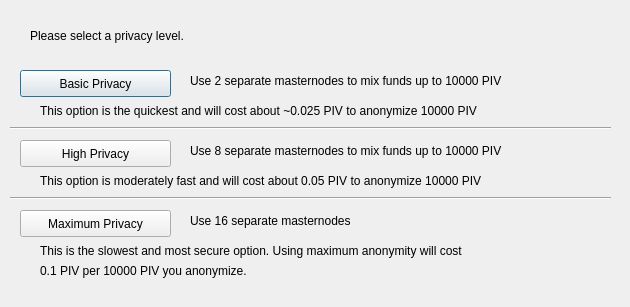
First picture: the form in src/qt/forms/obfuscationconfig.ui, repository smupyknight/htc-pivx, before the edit.
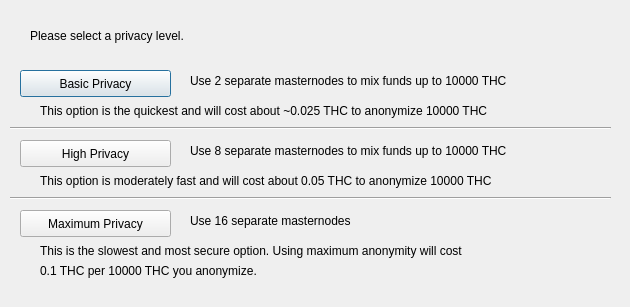
Second picture: the form after the edit.

Diff of the .ui file:
```diff
--- a/src/qt/forms/obfuscationconfig.ui
+++ b/src/qt/forms/obfuscationconfig.ui
@@ -75,7 +75,7 @@
     </rect>
    </property>
    <property name="text">
-    <string>Use 2 separate masternodes to mix funds up to 10000 PIV</string>
+    <string>Use 2 separate masternodes to mix funds up to 10000 THC</string>
    </property>
   </widget>
   <widget class="QLabel" name="label_3">
@@ -88,7 +88,7 @@
     </rect>
    </property>
    <property name="text">
-    <string>Use 8 separate masternodes to mix funds up to 10000 PIV</string>
+    <string>Use 8 separate masternodes to mix funds up to 10000 THC</string>
    </property>
   </widget>
   <widget class="QLabel" name="label_4">
@@ -114,7 +114,7 @@
     </rect>
    </property>
    <property name="text">
-    <string>This option is the quickest and will cost about ~0.025 PIV to anonymize 10000 PIV</string>
+    <string>This option is the quickest and will cost about ~0.025 THC to anonymize 10000 THC</string>
    </property>
   </widget>
   <widget class="QLabel" name="label_7">
@@ -127,7 +127,7 @@
     </rect>
    </property>
    <property name="text">
-    <string>This option is moderately fast and will cost about 0.05 PIV to anonymize 10000 PIV</string>
+    <string>This option is moderately fast and will cost about 0.05 THC to anonymize 10000 THC</string>
    </property>
   </widget>
   <widget class="QLabel" name="label_8">
@@ -153,7 +153,7 @@
     </rect>
    </property>
    <property name="text">
-    <string>0.1 PIV per 10000 PIV you anonymize.</string>
+    <string>0.1 THC per 10000 THC you anonymize.</string>
    </property>
   </widget>
   <widget class="Line" name="line">
```
